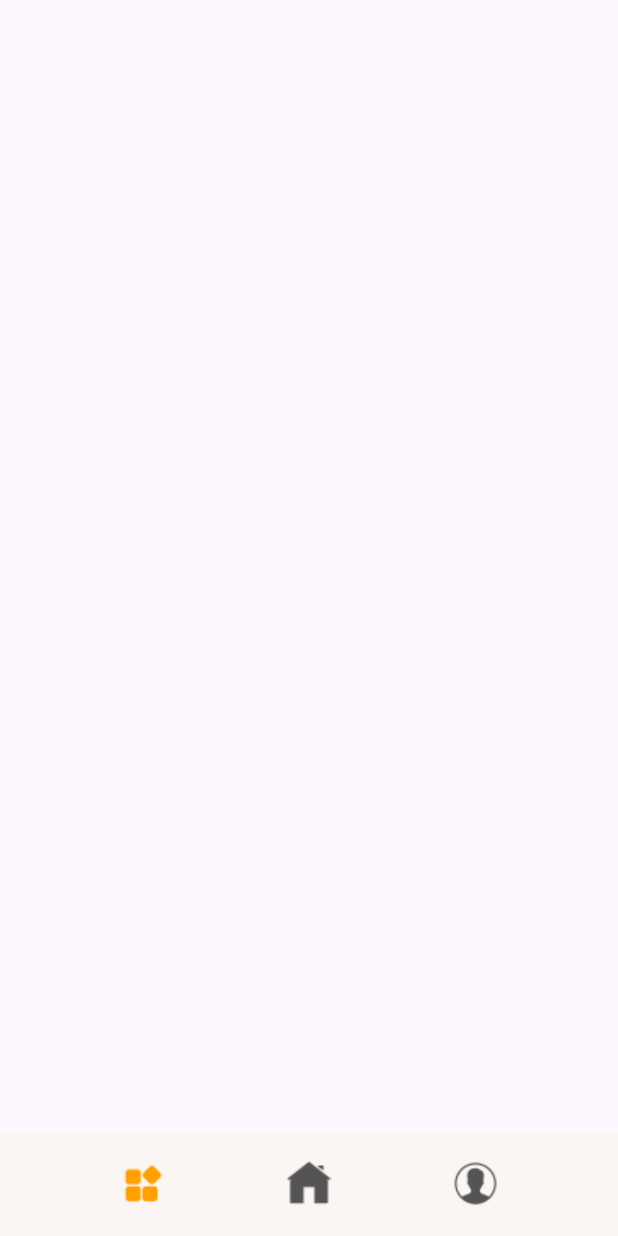
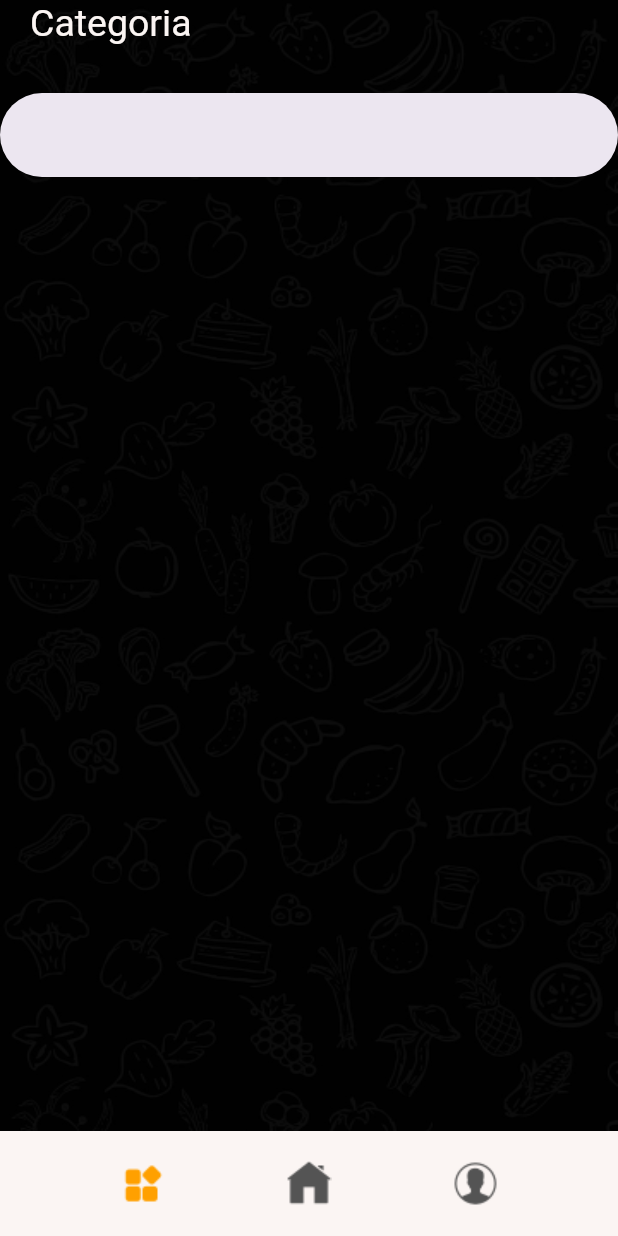
Before and after one commit to auri9945/vogliadifood_app, a Flutter app: the CategorieScreen screen opened by its route, on a phone screen of 412 x 824 dp. Run offline on Flutter 3.47's test engine with Material 3 defaults, Android fonts, the light colour scheme and no system bars.

Commit message:
creazione searchbar.dart

```diff
--- a/lib/screens/CategorieScreen.dart
+++ b/lib/screens/CategorieScreen.dart
@@ -1,5 +1,7 @@
 import 'package:flutter/material.dart';
 import 'package:vogliadifood_app/widget/CustomNavbar.dart';
+
+import '../utils/helper.dart';
 
 class CategorieScreen extends StatelessWidget {
   static const routeName = "/categorieScreen";
@@ -9,16 +11,55 @@ class CategorieScreen extends StatelessWidget {
     return Scaffold(
         body: Stack(
       children: [
+        SafeArea(
+          child: Container(
+            height: Helper.getScreenHeight(context),
+            width: Helper.getScreenWidth(context),
+            child: Stack(children: [
+              Container(
+                width: double.infinity,
+                height: double.infinity,
+                child: Image.asset(
+                  Helper.getAssetName("Sfondo_app2.png", "virtual"),
+                  fit: BoxFit.fill,
+                ),
+              ),
+              Column(
+                children: [
+                  Padding(
+                    padding: const EdgeInsets.symmetric(
+                      horizontal: 20,
+                    ),
+                    child: Row(
+                      mainAxisAlignment: MainAxisAlignment.spaceBetween,
+                      children: [
+                        Text(
+                          "Categoria",
+                          style: Helper.getTheme(context).headline6,
+                        ),
+                      ],
+                    ),
+                  ),
+                  SizedBox(
+                    height: 30,
+                  ),
+                  SearchBar(),
+                  SizedBox(
+                    height: 20,
+                  ),
+                ],
+              ),
+            ]),
+          ),
+        ),
         Positioned(
           bottom: 0,
-            left:0,
+          left: 0,
           child: CustomNavbar(
             categorie: true,
           ),
         ),
-
       ],
-      ),
-    );
+    ));
   }
 }
--- a/lib/screens/homeScreen.dart
+++ b/lib/screens/homeScreen.dart
@@ -94,31 +94,7 @@ class HomeScreen extends StatelessWidget {
                       SizedBox(
                         height: 30,
                       ),
-                      Padding(
-                        padding: const EdgeInsets.symmetric(horizontal: 20),
-                        child: Container(
-                          height: 50,
-                          width: double.infinity,
-                          decoration: ShapeDecoration(
-                            shape: StadiumBorder(),
-                            color: AppColors.Bianco,
-                          ),
-                          child: TextField(
-                            decoration: InputDecoration(
-                              border: InputBorder.none,
-                              prefixIcon: Image.asset(
-                                Helper.getAssetName(
-                                    "search_filled.png", "virtual"),
-                              ),
-                              hintText: "Ho voglia dì..",
-                              hintStyle: TextStyle(
-                                color: AppColors.Grigio,
-                                fontSize: 15,
-                              ),
-                            ),
-                          ),
-                        ),
-                      ),
+                      SearchBar(),
                       SizedBox(
                         height: 20,
                       ),
--- /dev/null
+++ b/lib/widget/searchbar.dart
@@ -0,0 +1,37 @@
+import 'package:flutter/material.dart';
+
+import '../utils/colors.dart';
+import '../utils/helper.dart';
+
+class SearchBar extends StatelessWidget {
+  const SearchBar({super.key});
+
+  @override
+  Widget build(BuildContext context) {
+    return Padding(
+      padding: const EdgeInsets.symmetric(horizontal: 20),
+      child: Container(
+        height: 50,
+        width: double.infinity,
+        decoration: ShapeDecoration(
+          shape: StadiumBorder(),
+          color: AppColors.Bianco,
+        ),
+        child: TextField(
+          decoration: InputDecoration(
+            border: InputBorder.none,
+            prefixIcon: Image.asset(
+              Helper.getAssetName(
+                  "search_filled.png", "virtual"),
+            ),
+            hintText: "Ho voglia dì..",
+            hintStyle: TextStyle(
+              color: AppColors.Grigio,
+              fontSize: 15,
+            ),
+          ),
+        ),
+      ),
+    );
+  }
+}
```
Lines whose indentation alone changed are shown as unchanged.
